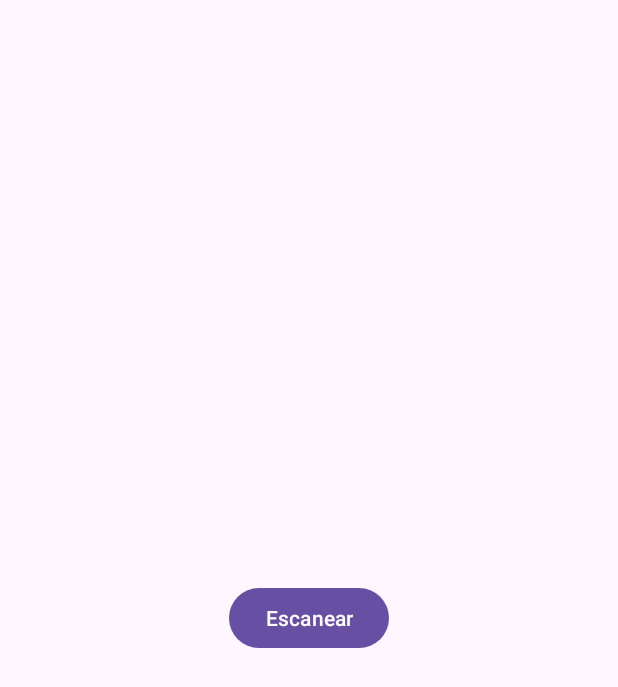
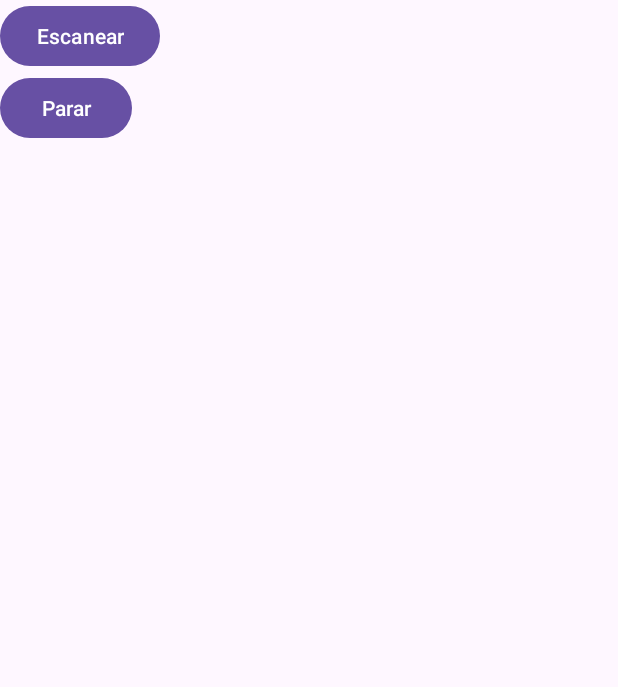
Before and after one commit to FedeVico/BeaconDetection, an Android app: the screen it shows after launch (MainActivity), on a phone screen of 412 x 824 dp. Shown: the top 687 px of the screen. Run offline under Robolectric (Android 15) with nearby library versions, the phone set to English and light mode, and no system bars; libraries missing offline, so code that uses them is left out: org.altbeacon.beacon; 3 statements that could not run were skipped.

Commit message:
esto no peta al pedir permisos y escanea pero no encuentra nada

```diff
--- a/app/build.gradle.kts
+++ b/app/build.gradle.kts
@@ -43,7 +43,5 @@ dependencies {
     testImplementation("junit:junit:4.13.2")
     androidTestImplementation("androidx.test.ext:junit:1.1.5")
     androidTestImplementation("androidx.test.espresso:espresso-core:3.5.1")
-    implementation("org.altbeacon:android-beacon-library:2.+"){
-        exclude(group = "org.jetbrains.kotlin", module = "kotlin-stdlib")
-    }
+    implementation("org.altbeacon:android-beacon-library:2.+")
 }
--- a/app/src/main/AndroidManifest.xml
+++ b/app/src/main/AndroidManifest.xml
@@ -4,8 +4,13 @@
     package="com.example.beacondetection">
 
     <uses-permission android:name="android.permission.BLUETOOTH" />
+    <uses-permission android:name="android.permission.BLUETOOTH_SCAN" android:usesPermissionFlags="neverForLocation" />
     <uses-permission android:name="android.permission.BLUETOOTH_ADMIN" />
+    <uses-permission android:name="android.permission.BLUETOOTH_ADVERTISE" />
+    <uses-permission android:name="android.permission.BLUETOOTH_CONNECT" />
+    <uses-permission android:name="android.permission.ACCESS_COARSE_LOCATION" />
     <uses-permission android:name="android.permission.ACCESS_FINE_LOCATION" />
+    <uses-permission android:name="android.permission.ACCESS_BACKGROUND_LOCATION" />
     <uses-permission android:name="android.permission.INTERNET" />
 
     <application
--- a/app/src/main/java/com/example/beacondetection/MainActivity.java
+++ b/app/src/main/java/com/example/beacondetection/MainActivity.java
@@ -1,69 +1,181 @@
 package com.example.beacondetection;
 
+import android.content.DialogInterface;
+import android.content.pm.PackageManager;
+import android.os.Build;
 import android.os.Bundle;
 import android.os.RemoteException;
 import android.util.Log;
 import android.view.View;
 import android.widget.Button;
+import android.Manifest;
+
+import androidx.annotation.RequiresApi;
+import androidx.appcompat.app.AlertDialog;
 import androidx.appcompat.app.AppCompatActivity;
+import androidx.core.app.ActivityCompat;
+import androidx.core.content.ContextCompat;
+
 import org.altbeacon.beacon.Beacon;
 import org.altbeacon.beacon.BeaconConsumer;
 import org.altbeacon.beacon.BeaconManager;
+import org.altbeacon.beacon.BeaconParser;
+import org.altbeacon.beacon.Identifier;
+import org.altbeacon.beacon.MonitorNotifier;
 import org.altbeacon.beacon.RangeNotifier;
 import org.altbeacon.beacon.Region;
 import java.util.Collection;
 
 public class MainActivity extends AppCompatActivity implements BeaconConsumer {
     protected static final String TAG = "BeaconsMonitoring";
-    private BeaconManager beaconManager;
-    private Button scanButton;
-
+    private BeaconManager beaconManager = null;
+    private Region beaconRegion = null;
+    private Button startButton;
+    private Button stopButton;
+    private static final String ALTBEACON_LAYOUT = "m:2-3=beac,i:4-19,i:20-21,i:22-23,p:24-24,d:25-25";
+    private void showAlert(final String title, final String message) {
+        runOnUiThread(() -> {
+            AlertDialog alertDialog = new AlertDialog.Builder(MainActivity.this).create();
+            alertDialog.setTitle(title);
+            alertDialog.setMessage(message);
+            alertDialog.setButton(AlertDialog.BUTTON_NEUTRAL, "OK",
+                    (dialog, which) -> {
+                        dialog.dismiss();
+                    });
+            alertDialog.show();
+        });
+    }
+    @RequiresApi(api = Build.VERSION_CODES.S)
     @Override
     protected void onCreate(Bundle savedInstanceState) {
+        Log.d(TAG, "onCreate called");
         super.onCreate(savedInstanceState);
         setContentView(R.layout.activity_main);
-
-        scanButton = findViewById(R.id.scanButton);
-        scanButton.setOnClickListener(new View.OnClickListener() {
-            @Override
-            public void onClick(View v) {
-                startBeaconScan();
-            }
-        });
-
+        startButton = (Button) findViewById(R.id.scanButton);
+        stopButton = (Button) findViewById(R.id.stopButton);
+        startButton.setOnClickListener((v) ->{startBeaconMonitoring();});
+        stopButton.setOnClickListener((v) ->{stopBeaconMonitoring();});
+        checkBluetoothPermissions();
         beaconManager = BeaconManager.getInstanceForApplication(this);
+        beaconManager.getBeaconParsers().add(new BeaconParser().setBeaconLayout(ALTBEACON_LAYOUT));
         beaconManager.bind(this);
     }
+    private static final int REQUEST_PERMISSION_BLUETOOTH = 1;
 
-    private void startBeaconScan() {
-        beaconManager.addRangeNotifier(new RangeNotifier() {
-            @Override
-            public void didRangeBeaconsInRegion(Collection<Beacon> beacons, Region region) {
-                if (beacons.size() > 0) {
-                    for (Beacon beacon : beacons) {
-                        Log.d(TAG, "Beacon detected: " + beacon.getId1() + " - " + beacon.getDistance());
-                    }
-                } else {
-                    Log.d(TAG, "No beacons detected");
-                }
+    @RequiresApi(api = Build.VERSION_CODES.S)
+    private boolean checkBluetoothPermissions() {
+        boolean permissionsGranted = true;
+        if (Build.VERSION.SDK_INT >= Build.VERSION_CODES.S) {
+            int bluetoothScanPermissionCheck = ContextCompat.checkSelfPermission(this,
+                    Manifest.permission.BLUETOOTH_SCAN);
+            if (bluetoothScanPermissionCheck != PackageManager.PERMISSION_GRANTED) {
+                ActivityCompat.requestPermissions(this,
+                        new String[]{Manifest.permission.BLUETOOTH_SCAN},
+                        1004);
+                permissionsGranted = false;
             }
-        });
+        }
+        int bluetoothPermissionCheck = ContextCompat.checkSelfPermission(this,
+                Manifest.permission.BLUETOOTH);
+        int bluetoothAdminPermissionCheck = ContextCompat.checkSelfPermission(this,
+                Manifest.permission.BLUETOOTH_ADMIN);
+        int coarseLocationPermissionCheck = ContextCompat.checkSelfPermission(this,
+                Manifest.permission.ACCESS_COARSE_LOCATION);
 
+        if (bluetoothPermissionCheck != PackageManager.PERMISSION_GRANTED) {
+            ActivityCompat.requestPermissions(this,
+                    new String[]{Manifest.permission.BLUETOOTH},
+                    1001);
+            permissionsGranted = false;
+        }
+
+        if (bluetoothAdminPermissionCheck != PackageManager.PERMISSION_GRANTED) {
+            ActivityCompat.requestPermissions(this,
+                    new String[]{Manifest.permission.BLUETOOTH_ADMIN},
+                    1002);
+            permissionsGranted = false;
+        }
+
+        if (coarseLocationPermissionCheck != PackageManager.PERMISSION_GRANTED) {
+            ActivityCompat.requestPermissions(this,
+                    new String[]{Manifest.permission.ACCESS_COARSE_LOCATION},
+                    1003);
+            permissionsGranted = false;
+        }
+
+        return permissionsGranted;
+    }
+
+
+    private Boolean entryMessage = false;
+    private Boolean exitMessage = false;
+    private Boolean rangingMessage = false;
+
+    private void stopBeaconMonitoring() {
         try {
-            beaconManager.startRangingBeaconsInRegion(new Region("myRangingUniqueId", null, null, null));
+            beaconManager.stopMonitoringBeaconsInRegion(beaconRegion);
+            beaconManager.stopRangingBeaconsInRegion(beaconRegion);
         } catch (RemoteException e) {
             e.printStackTrace();
         }
     }
 
-    @Override
-    public void onBeaconServiceConnect() {
-        // Aquí es donde deberías configurar tus detectores de beacons y comenzar a monitorear o escanear
+    private void startBeaconMonitoring() {
+        Log.d(TAG, "startBeaconMonitoring called");
+        try {
+            beaconRegion = new Region("MyBeacons", Identifier.parse("4d6fc88b-be75-6698-da48-6866a36ec78e"),
+                    Identifier.parse("4"), Identifier.parse("200"));
+            beaconManager.startMonitoringBeaconsInRegion(beaconRegion);
+            beaconManager.startRangingBeaconsInRegion(beaconRegion);
+        } catch (RemoteException e) {
+            e.printStackTrace();
+        }
+
     }
 
     @Override
-    protected void onDestroy() {
-        super.onDestroy();
-        beaconManager.unbind(this);
+    public void onBeaconServiceConnect() {
+        Log.d(TAG, "onBeaconServiceConnect called");
+        beaconManager.setMonitorNotifier(new MonitorNotifier() {
+
+
+            public void didEnterRegion(Region region) {
+                if (!entryMessage) {
+                    showAlert("didEnterRegion", "Entering region " + region.getUniqueId() +
+                            " Beacon detected UUID/major/minor: " + region.getId1() +
+                            "/" + region.getId2() + "/" + region.getId3());
+                    entryMessage = true;
+                }
+            }
+
+
+            public void didExitRegion(Region region) {
+                if (!exitMessage) {
+                    showAlert("didExitRegion", "Exiting region " + region.getUniqueId() +
+                            " Beacon detected UVID/major/minor: " + region.getId1() +
+                            "/" + region.getId2() + "/" + region.getId3());
+                    exitMessage = true;
+                }
+            }
+
+            public void didDetermineStateForRegion(int i, Region region) {
+            }
+        });
+
+        beaconManager.setRangeNotifier(new RangeNotifier() {
+            @Override
+
+            public void didRangeBeaconsInRegion(Collection<Beacon> beacons, Region region) {
+                if (!rangingMessage && beacons != null && !beacons.isEmpty()) {
+                    for (Beacon beacon : beacons) {
+                        showAlert("didExitRegion", "Ranging region" + region.getUniqueId() +
+                                " Beacon detected UUID/major/minor: " + beacon.getId1() +
+                                "/" + beacon.getId2() + "/" + beacon.getId3());
+
+                    }
+                    rangingMessage = true;
+                }
+            }
+        });
     }
 }
--- a/app/src/main/res/layout/activity_main.xml
+++ b/app/src/main/res/layout/activity_main.xml
@@ -9,6 +9,13 @@
         android:layout_width="wrap_content"
         android:layout_height="wrap_content"
         android:text="Escanear"
-        android:layout_centerInParent="true" />
+        android:layout_alignParentTop="true" />
+
+    <Button
+        android:id="@+id/stopButton"
+        android:layout_width="wrap_content"
+        android:layout_height="wrap_content"
+        android:text="Parar"
+        android:layout_below="@id/scanButton" />
 
 </RelativeLayout>
```
